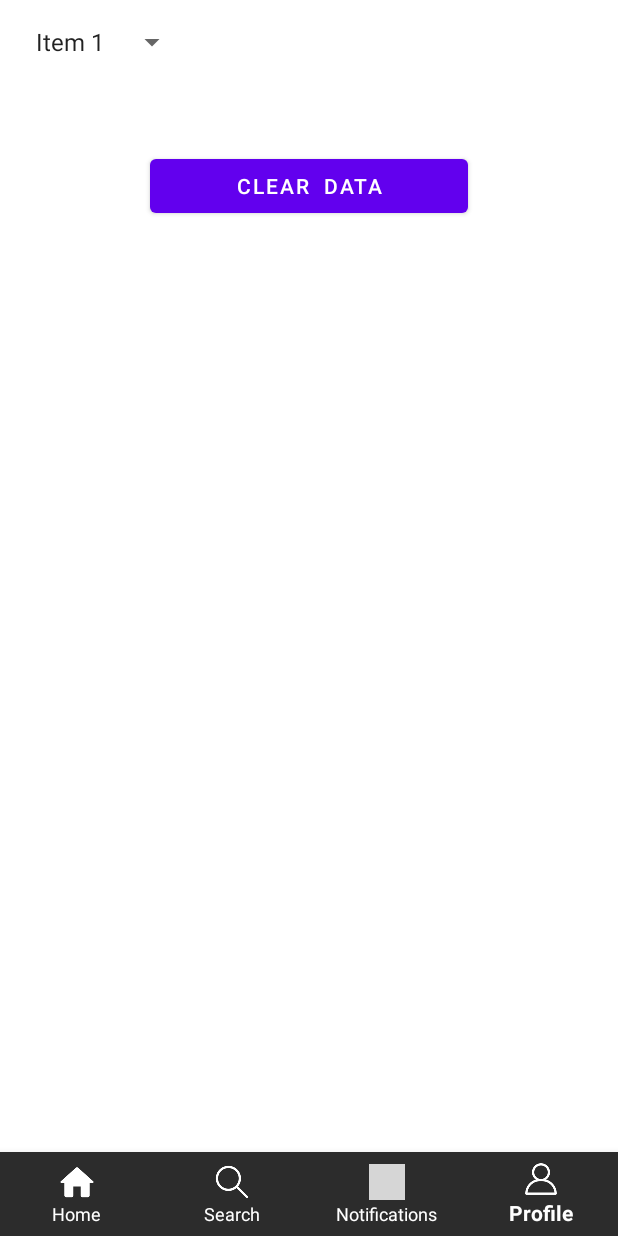
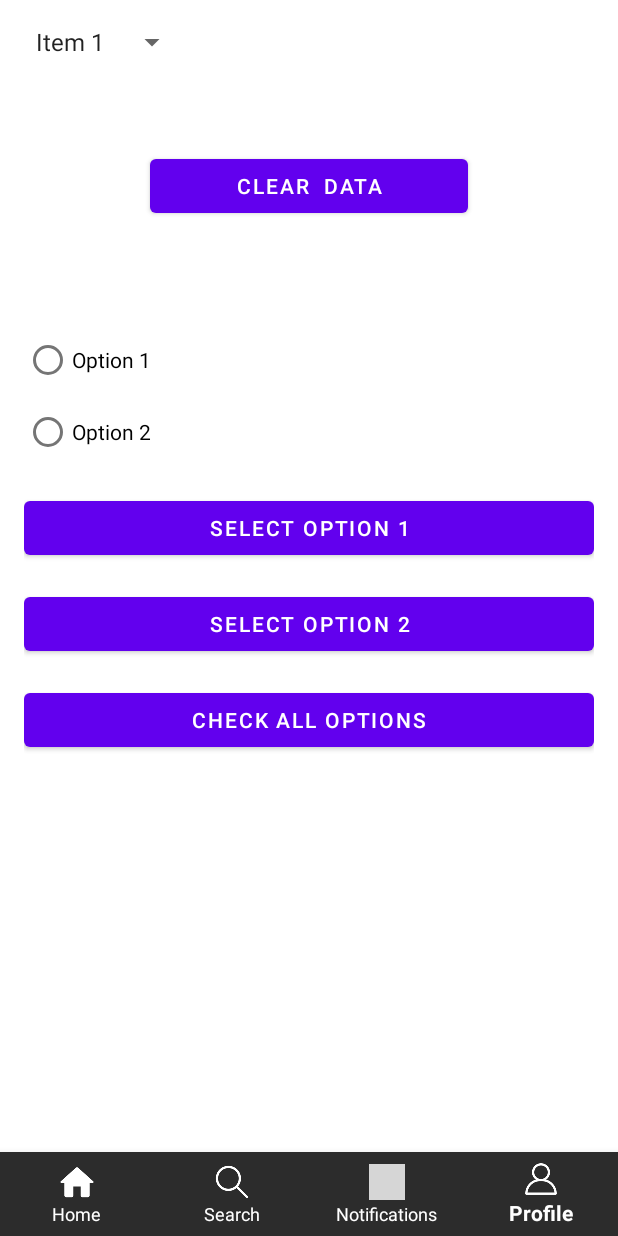
Before and after one commit to rizz175/background_service, an Android app: the screen it shows after launch (MainActivity), on a phone screen of 412 x 824 dp. Run offline under Robolectric (Android 15) with nearby library versions, the phone set to English and light mode, and no system bars; grey boxes are pictures that could not be loaded.

Commit message:
created radio buttons

```diff
--- a/app/src/main/java/com/example/service_app/MainActivity.kt
+++ b/app/src/main/java/com/example/service_app/MainActivity.kt
@@ -6,6 +6,7 @@ import android.util.Log
 import androidx.appcompat.app.AppCompatActivity
 import androidx.fragment.app.Fragment
 import com.google.android.material.bottomnavigation.BottomNavigationView
+import org.json.JSONObject
 
 class MainActivity : AppCompatActivity() {
     private lateinit var bottomNavigationView: BottomNavigationView
@@ -14,6 +15,7 @@ class MainActivity : AppCompatActivity() {
     override fun onCreate(savedInstanceState: Bundle?) {
         super.onCreate(savedInstanceState)
         setContentView(R.layout.activity_main)
+
         bottomNavigationView = findViewById(R.id.bottomNav)
         bottomNavigationView.selectedItemId = R.id.nav_profile
         // Check if fragments are being loaded correctly
@@ -57,5 +59,59 @@ class MainActivity : AppCompatActivity() {
         Log.d("MainActivity", "Service Stopped from MainActivity")
     }
 
+    fun parseACL() {
+        val result = mutableMapOf<String, Map<String, Int>>()
+
+        val jsonString = """
+        {
+            "acl": {
+                "player_level": "READ",
+                "classification": {
+                    "level": "FOOTBALL FOR FUN",
+                    "strikes": [],
+                    "freethrows": []
+                },
+                "write": {
+                    "users": [
+                        "fred"
+                    ],
+                    "groups": []
+                },
+                "read": {
+                    "users": [],
+                    "groups": [
+                        "/AllPlayers"
+                    ]
+                },
+                "none": {
+                    "users": [],
+                    "groups": []
+                }
+            }
+        }
+    """
+
+
+        val jsonObject = JSONObject(jsonString)
+        val acl = jsonObject.getJSONObject("acl")
+
+
+        val keys = listOf("write", "read", "none")
+
+        for (key in keys) {
+            val keyObject = acl.getJSONObject(key)
+            val users = keyObject.getJSONArray("users")
+            val groups = keyObject.getJSONArray("groups")
+
+            result[key] = mapOf(
+                "users" to users.length(),
+                "groups" to groups.length()
+            )
+        }
+
+        result.forEach { (key, counts) ->
+            println("$key: Users = ${counts["users"]}, Groups = ${counts["groups"]}")
+        }
+    }
 
 }
--- a/app/src/main/java/com/example/service_app/ProfileFragment.kt
+++ b/app/src/main/java/com/example/service_app/ProfileFragment.kt
@@ -6,11 +6,18 @@ import android.view.View
 import android.view.ViewGroup
 import android.widget.ArrayAdapter
 import android.widget.Button
+import android.widget.RadioButton
+import android.widget.RadioGroup
 import androidx.appcompat.widget.AppCompatSpinner
 import androidx.fragment.app.Fragment
 
 class ProfileFragment : Fragment() {
-
+    private lateinit var radioButton1: RadioButton
+    private lateinit var radioButton2: RadioButton
+    private lateinit var selectButton1: Button
+    private lateinit var selectButton2: Button
+    private lateinit var checkAllButton: Button
+    private lateinit var radioGroup: RadioGroup
     private lateinit var spinner: AppCompatSpinner
     private lateinit var adapter: ArrayAdapter<String>
     private val items = mutableListOf("Item 1", "Item 2", "Item 3", "Item 4")
@@ -30,15 +37,41 @@ class ProfileFragment : Fragment() {
         clearButton.setOnClickListener {
             clearSpinnerData()
         }
+        radioGroup = view.findViewById(R.id.radio_group)
+        radioButton1 = view.findViewById(R.id.radio_button_1)
+        radioButton2 = view.findViewById(R.id.radio_button_2)
+
+        selectButton1 = view.findViewById(R.id.select_button_1)
+        selectButton2 = view.findViewById(R.id.select_button_2)
+
+        checkAllButton = view.findViewById(R.id.check_all_button)
+
+        selectButton1.setOnClickListener {
+            selectRadioButton(radioButton1)
+        }
+
+        selectButton2.setOnClickListener {
+            selectRadioButton(radioButton2)
+        }
+        checkAllButton.setOnClickListener {
+            checkAllRadioButtons()
+        }
         return view
     }
 
-
+    private fun selectRadioButton(radioButton: RadioButton) {
+        if (!radioButton.isChecked) {
+            radioGroup.check(radioButton.id)
+        }
+    }
     private fun clearSpinnerData() {
         items.clear()
         adapter.notifyDataSetChanged()
     }
-
+    private fun checkAllRadioButtons() {
+        radioButton1.isChecked = true
+        radioButton2.isChecked = true
+    }
     companion object {
         /**
          * Use this factory method to create a new instance of
--- a/app/src/main/res/layout/fragment_profile.xml
+++ b/app/src/main/res/layout/fragment_profile.xml
@@ -16,4 +16,56 @@
         android:layout_width="match_parent"
         android:layout_height="wrap_content"
         android:text="Clear  Data" />
+    <LinearLayout
+        xmlns:android="http://schemas.android.com/apk/res/android"
+        android:layout_width="match_parent"
+        android:layout_height="match_parent"
+        android:orientation="vertical"
+        android:padding="16dp">
+
+
+        <RadioGroup
+            android:id="@+id/radio_group"
+            android:layout_width="match_parent"
+            android:layout_height="wrap_content"
+            android:layout_marginTop="200dp"
+            android:orientation="vertical">
+
+            <RadioButton
+                android:id="@+id/radio_button_1"
+                android:layout_width="wrap_content"
+                android:layout_height="wrap_content"
+                android:text="Option 1" />
+
+            <RadioButton
+                android:id="@+id/radio_button_2"
+                android:layout_width="wrap_content"
+                android:layout_height="wrap_content"
+                android:text="Option 2" />
+        </RadioGroup>
+
+        <Button
+            android:id="@+id/select_button_1"
+            android:layout_width="match_parent"
+            android:layout_height="wrap_content"
+            android:layout_marginTop="16dp"
+            android:text="Select Option 1" />
+
+        <Button
+            android:id="@+id/select_button_2"
+            android:layout_width="match_parent"
+            android:layout_height="wrap_content"
+            android:layout_marginTop="16dp"
+            android:text="Select Option 2" />
+
+
+        <Button
+            android:id="@+id/check_all_button"
+            android:layout_width="match_parent"
+            android:layout_height="wrap_content"
+            android:layout_marginTop="16dp"
+            android:text="Check All Options" />
+    </LinearLayout>
+
+
 </FrameLayout>
```
